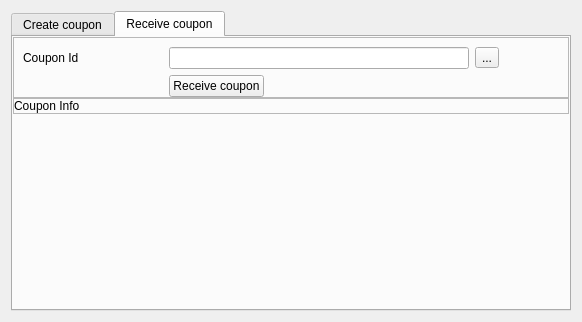
Above: src/qt/forms/bonuscodetab.ui from Ailein/atbcoin-insight before the change. Below: the same form after it.
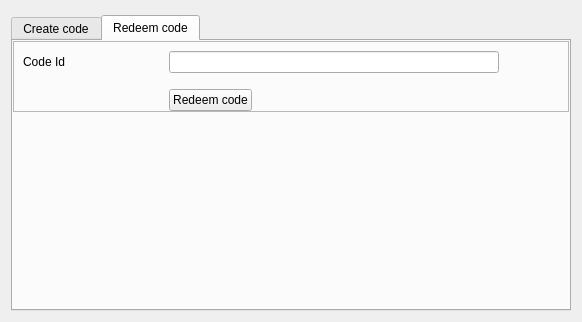
That is the form after the change. The open tabs and pages were chosen to show the change.

```diff
--- a/src/qt/forms/bonuscodetab.ui
+++ b/src/qt/forms/bonuscodetab.ui
@@ -14,6 +14,9 @@
    <string>Bonus Code Tab</string>
   </property>
   <layout class="QVBoxLayout" name="verticalLayout">
+   <property name="topMargin">
+    <number>15</number>
+   </property>
    <item>
     <widget class="QTabWidget" name="tab1">
      <property name="currentIndex">
@@ -21,7 +24,7 @@
      </property>
      <widget class="QWidget" name="tab_2">
       <attribute name="title">
-       <string>Create coupon</string>
+       <string>Create code</string>
       </attribute>
       <layout class="QVBoxLayout" name="verticalLayout_3">
        <item>
@@ -159,7 +162,7 @@
      </widget>
      <widget class="QWidget" name="tab_3">
       <attribute name="title">
-       <string>Receive coupon</string>
+       <string>Redeem code</string>
       </attribute>
       <layout class="QVBoxLayout" name="verticalLayout_4">
        <property name="spacing">
@@ -217,20 +220,13 @@
                  </size>
                 </property>
                 <property name="text">
-                 <string>Coupon Id</string>
+                 <string>Code Id</string>
                 </property>
                </widget>
               </item>
               <item>
                <widget class="QLineEdit" name="EKey"/>
               </item>
-              <item>
-               <widget class="QToolButton" name="BClearKey">
-                <property name="text">
-                 <string>...</string>
-                </property>
-               </widget>
-              </item>
               <item>
                <spacer name="horizontalSpacer">
                 <property name="orientation">
@@ -249,6 +245,22 @@
               </item>
              </layout>
             </item>
+            <item>
+             <spacer name="verticalSpacer_3">
+              <property name="orientation">
+               <enum>Qt::Vertical</enum>
+              </property>
+              <property name="sizeType">
+               <enum>QSizePolicy::Fixed</enum>
+              </property>
+              <property name="sizeHint" stdset="0">
+               <size>
+                <width>10</width>
+                <height>10</height>
+               </size>
+              </property>
+             </spacer>
+            </item>
             <item>
              <layout class="QHBoxLayout" name="horizontalLayout_6">
               <item>
@@ -270,7 +282,7 @@
               <item>
                <widget class="QPushButton" name="BReceive">
                 <property name="text">
-                 <string>Receive coupon</string>
+                 <string>Redeem code</string>
                 </property>
                </widget>
               </item>
@@ -292,63 +304,6 @@
            </layout>
           </widget>
          </item>
-         <item>
-          <widget class="QFrame" name="InfoFrame">
-           <property name="minimumSize">
-            <size>
-             <width>0</width>
-             <height>0</height>
-            </size>
-           </property>
-           <property name="frameShape">
-            <enum>QFrame::StyledPanel</enum>
-           </property>
-           <property name="frameShadow">
-            <enum>QFrame::Raised</enum>
-           </property>
-           <layout class="QVBoxLayout" name="verticalLayout_9">
-            <property name="spacing">
-             <number>0</number>
-            </property>
-            <property name="leftMargin">
-             <number>0</number>
-            </property>
-            <property name="topMargin">
-             <number>0</number>
-            </property>
-            <property name="rightMargin">
-             <number>0</number>
-            </property>
-            <property name="bottomMargin">
-             <number>0</number>
-            </property>
-            <item>
-             <layout class="QHBoxLayout" name="horizontalLayout_7">
-              <item>
-               <widget class="QLabel" name="CouponInfo">
-                <property name="maximumSize">
-                 <size>
-                  <width>150</width>
-                  <height>16777215</height>
-                 </size>
-                </property>
-                <property name="text">
-                 <string>Coupon Info</string>
-                </property>
-               </widget>
-              </item>
-              <item>
-               <widget class="QLabel" name="InfoReceiveCoupon">
-                <property name="text">
-                 <string/>
-                </property>
-               </widget>
-              </item>
-             </layout>
-            </item>
-           </layout>
-          </widget>
-         </item>
         </layout>
        </item>
        <item>
```
Left out of the diff: 79 changed lines with no effect on the pictures.
